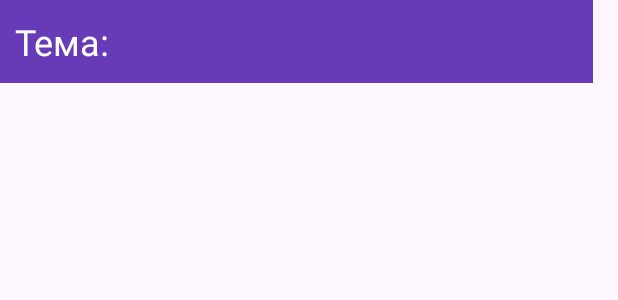
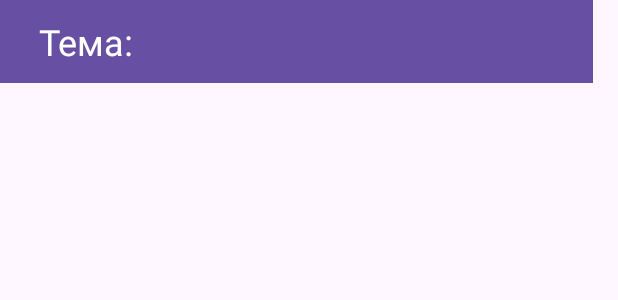
Before and after one commit to ozeemm/Quiz_Cards, an Android app: the layout activity_packets.xml on its own in the app's theme, with its tools: preview values and no code run, on a phone screen of 412 x 824 dp. Shown: the top 300 px of the screen. Run offline under Robolectric (Android 15) with nearby library versions, the phone set to English and light mode, and no system bars.

Commit message:
Добавила toolbar в пакеты, покрасила строку состояния, скачала иконки для меню

```diff
--- a/app/src/main/java/com/example/myapplication/View/Activities/CardsActivity.java
+++ b/app/src/main/java/com/example/myapplication/View/Activities/CardsActivity.java
@@ -137,7 +137,6 @@ public class CardsActivity extends AppCompatActivity {
         }
         else{
             viewingFinished();
-            sendStudiedCards();
         }
     }
 
--- a/app/src/main/java/com/example/myapplication/View/Adapters/PacketsListViewAdapter.java
+++ b/app/src/main/java/com/example/myapplication/View/Adapters/PacketsListViewAdapter.java
@@ -68,7 +68,7 @@ public class PacketsListViewAdapter extends BaseAdapter {
             buttonRestart.setEnabled(true);
         if (know.equals(all))
             buttonOpen.setEnabled(false);
-        textViewProgress.setText((int) (Math.round(know*(100./all)))+"%");
+        textViewProgress.setText((int)(Math.round(know*(100./all)))+"%");
         progressBar.setProgress((100/all)*know);
         buttonOpen.setOnClickListener(v->{
             Intent intent = new Intent(context, CardsActivity.class);
--- a/app/src/main/res/layout/activity_packets.xml
+++ b/app/src/main/res/layout/activity_packets.xml
@@ -5,10 +5,33 @@
             android:layout_height="match_parent"
             android:layout_width="match_parent"
             xmlns:android="http://schemas.android.com/apk/res/android" >
+    <androidx.constraintlayout.widget.ConstraintLayout android:layout_width="match_parent"
+                                                       android:layout_height="match_parent">
+
+        <androidx.appcompat.widget.Toolbar
+                android:layout_width="395dp"
+                android:layout_height="55dp"
+                android:background="?attr/colorPrimary"
+                android:theme="?attr/actionBarTheme"
+                android:minHeight="?attr/actionBarSize" android:id="@+id/toolbar"
+                app:layout_constraintTop_toTopOf="parent"
+                app:layout_constraintStart_toStartOf="parent">
+                <TextView
+                        android:text="Тема: "
+                        android:layout_width="395dp"
+                        android:layout_height="55dp" android:id="@+id/textViewThemeName"
+                        android:textColor="#FFFFFF" android:textSize="24sp"
+                        android:textStyle="normal"  android:gravity="center_vertical"
+                        android:paddingStart="10dp"
+                        app:layout_constraintTop_toTopOf="parent" app:layout_constraintEnd_toEndOf="parent"/>
+
+        </androidx.appcompat.widget.Toolbar>
         <androidx.constraintlayout.widget.ConstraintLayout
                 android:layout_width="wrap_content"
                 android:layout_height="wrap_content"
-            tools:context=".View.Activities.PacketsActivity" android:id="@+id/liLayout">
+                tools:context=".View.Activities.PacketsActivity" android:id="@+id/liLayout"
+                app:layout_constraintEnd_toEndOf="parent"
+                app:layout_constraintTop_toTopOf="parent">
 
 
             <ListView
@@ -17,15 +40,11 @@
                     android:id="@+id/packetsListView"
                     android:layout_height="720dp" app:layout_constraintBottom_toBottomOf="parent"
                     app:layout_constraintTop_toTopOf="parent" android:layout_marginTop="55dp"
-                app:layout_constraintStart_toStartOf="parent"/>
-        <TextView
-                android:text="Тема: "
-                android:layout_width="395dp"
-                android:layout_height="55dp" android:id="@+id/textViewThemeName"
-                app:layout_constraintTop_toTopOf="parent"
-                app:layout_constraintEnd_toEndOf="parent" android:textColor="#FFFFFF" android:textSize="24sp"
-                android:textStyle="normal" android:background="#673AB7" android:gravity="center_vertical"
-                android:paddingStart="10dp"/>
+                    app:layout_constraintStart_toStartOf="parent" app:layout_constraintHorizontal_bias="0.0"
+                    app:layout_constraintVertical_bias="1.0"/>
+
+
 
         </androidx.constraintlayout.widget.ConstraintLayout>
+    </androidx.constraintlayout.widget.ConstraintLayout>
 </ScrollView>
--- a/app/src/main/res/values-v23/themes.xml
+++ b/app/src/main/res/values-v23/themes.xml
@@ -2,7 +2,7 @@
     <style name="Theme.MyApplication" parent="Base.Theme.MyApplication">
         <!-- Transparent system bars for edge-to-edge. -->
         <item name="android:navigationBarColor">@android:color/transparent</item>
-        <item name="android:statusBarColor">@android:color/transparent</item>
+        <item name="android:statusBarColor">@color/theme</item>
         <item name="android:windowLightStatusBar">?attr/isLightTheme</item>
     </style>
 </resources>
--- a/app/src/main/res/values/colors.xml
+++ b/app/src/main/res/values/colors.xml
@@ -5,4 +5,5 @@
     <color name="red">#F44336</color>
     <color name="yellow">#FFEB3B</color>
     <color name="green">#4CAF50</color>
+    <color name="theme">#673AB7</color>
 </resources>
--- a/app/src/main/res/values/themes.xml
+++ b/app/src/main/res/values/themes.xml
@@ -5,5 +5,7 @@
         <!-- <item name="colorPrimary">@color/my_light_primary</item> -->
     </style>
 
-    <style name="Theme.MyApplication" parent="Base.Theme.MyApplication"/>
+    <style name="Theme.MyApplication" parent="Base.Theme.MyApplication">
+    </style>
+
 </resources>
```
Also changed, not shown: app/src/main/res/drawable/arrow_back_24dp.png (added), app/src/main/res/drawable/search_24dp.png (added), app/src/main/res/drawable/visibility_off_24dp.png (added). Lines whose indentation alone changed are shown as unchanged.
